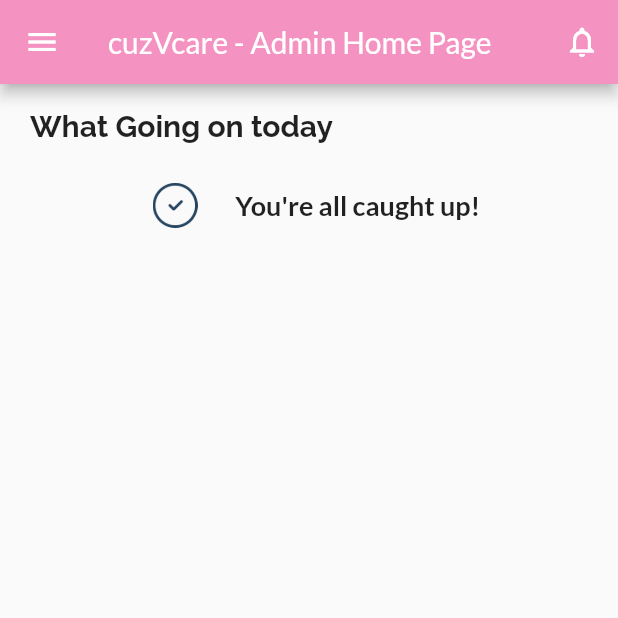
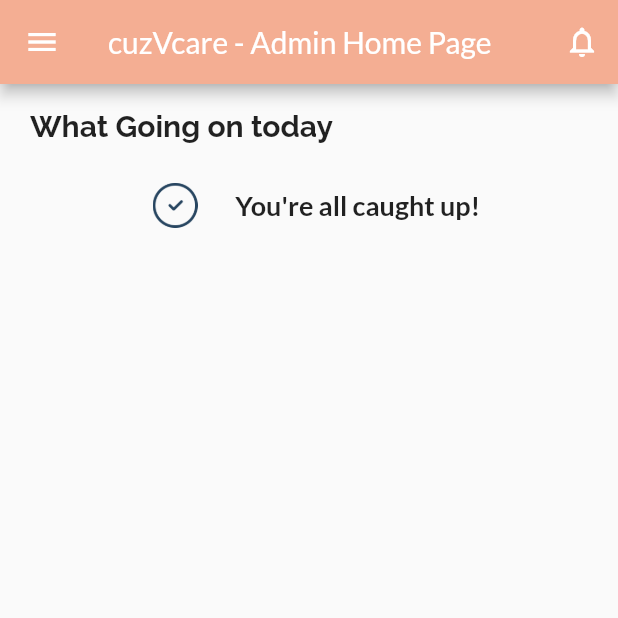
Before and after one commit to FrEEze0716/catEvent, a Flutter app: the AdminHomeScreen screen opened directly, on a phone screen of 412 x 824 dp, the top half of it. Run offline on Flutter 3.47's test engine with Material 2 defaults, Android fonts, the light colour scheme and no system bars; our stand-ins replace cloud_firestore, dotted_border, emoji_picker_flutter, firebase_auth, firebase_core, firebase_messaging and 11 more; missing offline and left inert: flutter_facebook_auth, flutter_stripe, video_thumbnail; accounts and stored records are empty.

Commit message:
modified:   lib/controller/auth_controller.dart 	modified:   lib/utils/app_color.dart 	modified:   lib/views/admin/admin.dart 	modified:   lib/views/admin/admin_nav_bar.dart 	modified:   lib/views/admin/admin_view_reward.dart

```diff
--- a/lib/utils/app_color.dart
+++ b/lib/utils/app_color.dart
@@ -13,4 +13,5 @@ class AppColors {
   static Color grey = Color(0xff918F8F);
   static Color greychat = Color(0xffE8E8E8);
   static Color maincolor = Color.fromRGBO(244, 147, 193, 1);
+  static Color admincolor = Color.fromARGB(255, 244, 174, 147);
 }
--- a/lib/views/admin/admin.dart
+++ b/lib/views/admin/admin.dart
@@ -34,7 +34,7 @@ class _AdminHomeScreenState extends State<AdminHomeScreen> {
     return Scaffold(
       appBar: AppBar(
         title: const Text('cuzVcare - Admin Home Page'),
-        backgroundColor: AppColors.maincolor,
+        backgroundColor: AppColors.admincolor,
         actions: <Widget>[
           IconButton(
             icon: const Icon(Icons.notifications_none_outlined),
--- a/lib/views/admin/admin_nav_bar.dart
+++ b/lib/views/admin/admin_nav_bar.dart
@@ -53,7 +53,7 @@ class _AdminNavBarState extends State<AdminNavBar> {
       userName = '';
     }
     return Material(
-        color: AppColors.maincolor,
+        color: AppColors.admincolor,
         child: InkWell(
           onTap: () {},
           child: Container(
--- a/lib/views/admin/admin_view_reward.dart
+++ b/lib/views/admin/admin_view_reward.dart
@@ -16,7 +16,7 @@ class _AdminViewRewardState extends State<AdminViewReward> {
     return Scaffold(
       appBar: AppBar(
         title: const Text('View Reward'),
-        backgroundColor: AppColors.maincolor,
+        backgroundColor: AppColors.admincolor,
       ),
       body: RewardsFeed(),
     );
```
Also changed, not shown: lib/controller/auth_controller.dart (+6 -2 lines).
